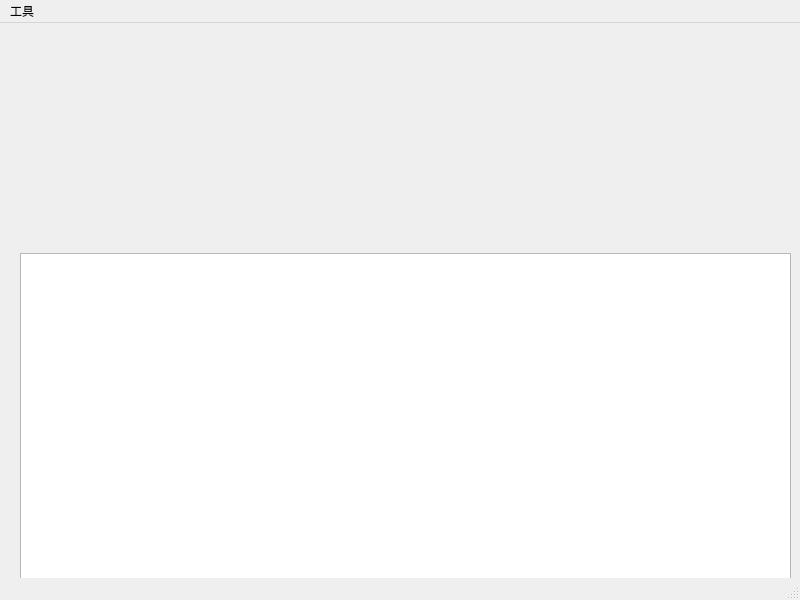
Above: codesets/mainwindow.ui from weilaidb/codetools before the change. Below: the same form after it.
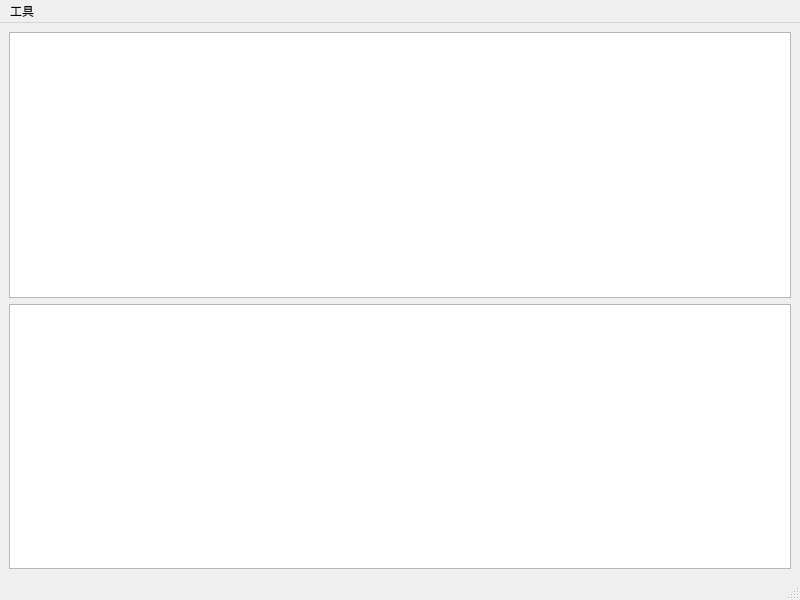
That is the form after the change.

Patch:
```diff
--- a/codesets/mainwindow.ui
+++ b/codesets/mainwindow.ui
@@ -14,16 +14,14 @@
    <string>MainWindow</string>
   </property>
   <widget class="QWidget" name="centralwidget">
-   <widget class="QTextBrowser" name="textBrowser">
-    <property name="geometry">
-     <rect>
-      <x>20</x>
-      <y>230</y>
-      <width>771</width>
-      <height>331</height>
-     </rect>
-    </property>
-   </widget>
+   <layout class="QGridLayout" name="gridLayout">
+    <item row="1" column="0">
+     <widget class="QTextBrowser" name="textBrowser"/>
+    </item>
+    <item row="0" column="0">
+     <widget class="QTextEdit" name="textEdit"/>
+    </item>
+   </layout>
   </widget>
   <widget class="QMenuBar" name="menubar">
    <property name="geometry">
```
Left out of the diff: 6 changed lines with no effect on the pictures.
